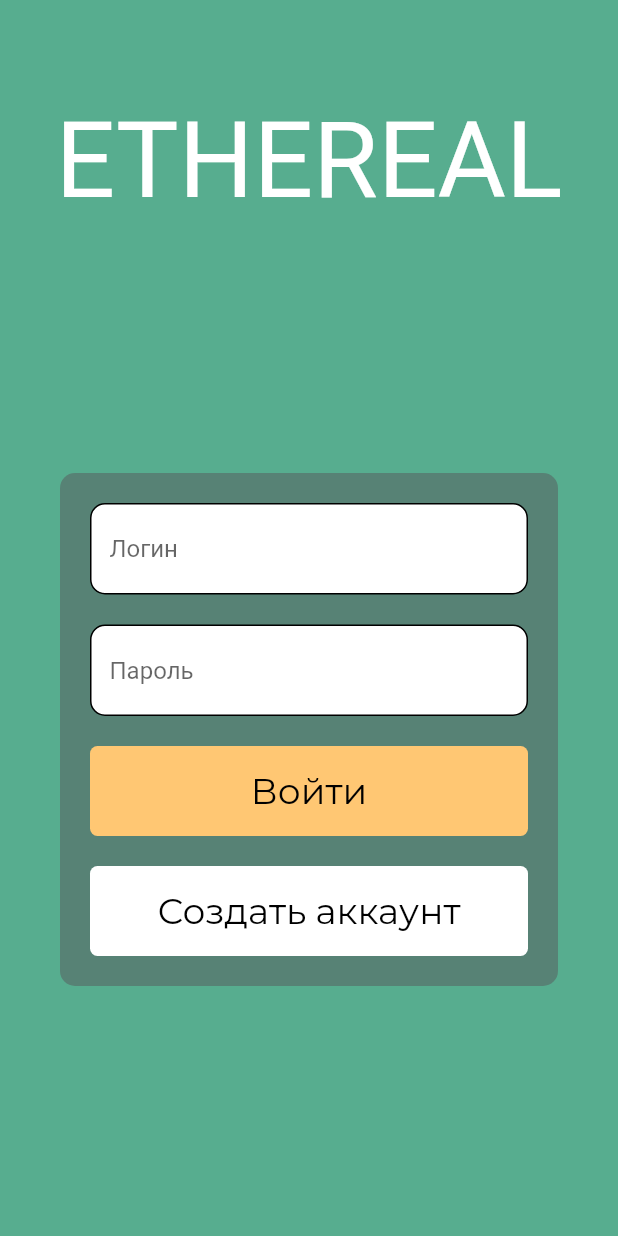
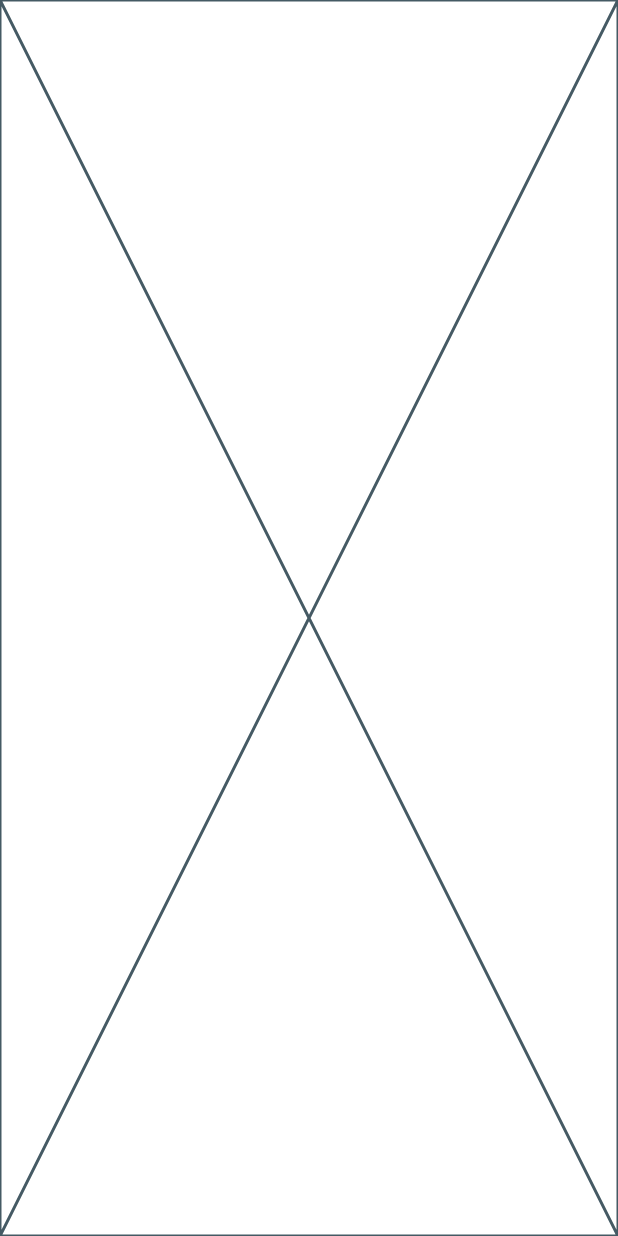
Before and after one commit to 06ED/ethereal_mobile_app, a Flutter app: the screen it shows after launch, after a tap on "Войти", on a phone screen of 412 x 824 dp. Run offline on Flutter 3.47's test engine with Material 2 defaults, Android fonts, the phone set to English and light mode, and no system bars; our stand-ins replace bloc, flutter_bloc, flutter_keyboard_visibility; project files that could hold a hidden picture were left out.

Commit message:
finished login widget and part of login bloc

```diff
--- a/lib/bloc/login_bloc.dart
+++ b/lib/bloc/login_bloc.dart
@@ -18,6 +18,9 @@ class LoginBloc extends Bloc<LoginEvent, LoginState> {
 
   Future<void> _loginButtonEventHandler(LoginButtonTappedEvent event,
       Emitter emit) async {
-
+    print(event.login);
+    print(event.password);
+    // TODO server logic
+    emit(LoginUserState(true));
   }
 }
--- a/lib/bloc/login_event.dart
+++ b/lib/bloc/login_event.dart
@@ -4,7 +4,8 @@ part of 'login_bloc.dart';
 abstract class LoginEvent {}
 
 class LoginButtonTappedEvent extends LoginEvent {
-  final String text;
+  final String login;
+  final String password;
 
-  LoginButtonTappedEvent(this.text);
+  LoginButtonTappedEvent(this.login, this.password);
 }
--- a/lib/bloc/login_state.dart
+++ b/lib/bloc/login_state.dart
@@ -8,5 +8,5 @@ class LoginInitial extends LoginState {}
 class LoginUserState extends LoginState {
   final bool correct;
 
-  LoginUserState({required this.correct});
+  LoginUserState(this.correct);
 }
--- a/lib/main.dart
+++ b/lib/main.dart
@@ -13,6 +13,7 @@ class Main extends StatelessWidget {
       routes: {
         "/login": (context) => const Login(),
         "/register": (context) => const Register(),
+        "/profile": (context) => const Profile(),
       },
     );
   }
--- a/lib/ui/routes.dart
+++ b/lib/ui/routes.dart
@@ -1,2 +1,3 @@
 export 'routes/login.dart';
 export 'routes/register.dart';
+export 'routes/profile.dart';
--- a/lib/ui/routes/login.dart
+++ b/lib/ui/routes/login.dart
@@ -12,7 +12,11 @@ class Login extends StatefulWidget {
 }
 
 class _LoginState extends State<Login> {
-  final _formKey = GlobalKey<_LoginState>();
+  final _formKey = GlobalKey<FormState>();
+
+  final TextEditingController _loginController = TextEditingController();
+  final TextEditingController _passwordController = TextEditingController();
+
   bool _visible = true;
 
   @override
@@ -51,30 +55,51 @@ class _LoginState extends State<Login> {
                     margin: const EdgeInsets.symmetric(
                         vertical: 100, horizontal: 40),
                     padding: const EdgeInsets.all(20),
+                    child: Form(
+                      key: _formKey,
                       child: Wrap(
                         runSpacing: 20,
                         children: [
-                        const InputFormField("Логин"),
-                        const InputFormField("Пароль"),
+                          InputFormField(
+                            "Логин",
+                            controller: _loginController,
+                          ),
+                          InputFormField(
+                            "Пароль",
+                            controller: _passwordController,
+                          ),
                           ValidateFormButton(
                             "Войти",
-                          const Color.fromARGB(255, 255, 199, 115),
+                            color: const Color.fromARGB(255, 255, 199, 115),
                             onPressed: () {
-                            context
-                                .read<LoginBloc>()
-                                .add(LoginButtonTappedEvent("aaa"));
+                              if (_formKey.currentState!.validate()) {
+                                context.read<LoginBloc>().add(
+                                    LoginButtonTappedEvent(
+                                        _loginController.text,
+                                        _passwordController.text));
+                              }
                             },
                           ),
-                        ValidateFormButton("Создать аккаунт", Colors.white,
+                          ValidateFormButton("Создать аккаунт",
+                              color: Colors.white,
                               onPressed: () =>
                                   Navigator.pushNamed(context, "/register")),
                         ],
                       ),
                     ),
+                  ),
                 ],
               ),
             ),
-        listener: (_, __) {}
-    );
+        listener: (context, state) {
+          if (state is LoginUserState) {
+            if (state.correct) Navigator.pushNamed(context, "/profile");
+          }
+        });
+  }
+
+  String? _validator(String value) {
+    if (value.trim().isEmpty) return "Необходимое поле";
+    return null;
   }
 }
--- /dev/null
+++ b/lib/ui/routes/profile.dart
@@ -0,0 +1,15 @@
+import 'package:flutter/material.dart';
+
+class Profile extends StatefulWidget {
+  const Profile({Key? key}) : super(key: key);
+
+  @override
+  State<Profile> createState() => _ProfileState();
+}
+
+class _ProfileState extends State<Profile> {
+  @override
+  Widget build(BuildContext context) {
+    return const Placeholder();
+  }
+}
--- a/lib/ui/routes/register.dart
+++ b/lib/ui/routes/register.dart
@@ -49,11 +49,11 @@ class _RegisterState extends State<Register> {
             child: Wrap(
               runSpacing: 20,
               children: [
-                const InputFormField("Логин"),
-                const InputFormField("Почта"),
-                const InputFormField("Пароль"),
+                InputFormField("Логин", controller: TextEditingController(),),
+                InputFormField("Почта", controller: TextEditingController(),),
+                InputFormField("Пароль", controller: TextEditingController(),),
                 ValidateFormButton("Создать аккаунт",
-                    const Color.fromARGB(255, 255, 199, 115),
+                    color: const Color.fromARGB(255, 255, 199, 115),
                     onPressed: () =>
                         Navigator.pushNamed(context, "/register")),
               ],
--- a/lib/ui/widgets/form.dart
+++ b/lib/ui/widgets/form.dart
@@ -2,8 +2,9 @@ import 'package:flutter/material.dart';
 
 class InputFormField extends StatefulWidget {
   final String text;
+  final TextEditingController? controller;
 
-  const InputFormField(this.text, {super.key});
+  const InputFormField(this.text, {required this.controller, super.key});
 
   @override
   State<InputFormField> createState() => _InputFormFieldState();
@@ -21,6 +22,7 @@ class _InputFormFieldState extends State<InputFormField> {
         ),
       ),
       child: TextFormField(
+        controller: widget.controller,
         style: const TextStyle(
           color: Color.fromARGB(255, 0, 0, 0),
         ),
@@ -38,8 +40,8 @@ class ValidateFormButton extends StatefulWidget {
   final Color color;
   final VoidCallback onPressed;
 
-  const ValidateFormButton(this.text, this.color,
-      {required this.onPressed, super.key});
+  const ValidateFormButton(this.text,
+      {required this.color, required this.onPressed, super.key});
 
   @override
   State<ValidateFormButton> createState() => _ValidateFormButtonState();
@@ -52,7 +54,6 @@ class _ValidateFormButtonState extends State<ValidateFormButton> {
       height: 60,
       width: 400,
       child: TextButton(
-        // hoverColor: const Color.fromARGB(255, 255, 178, 64),
         style: TextButton.styleFrom(
           backgroundColor: widget.color,
           shape: RoundedRectangleBorder(
```
Lines whose indentation alone changed are shown as unchanged.
